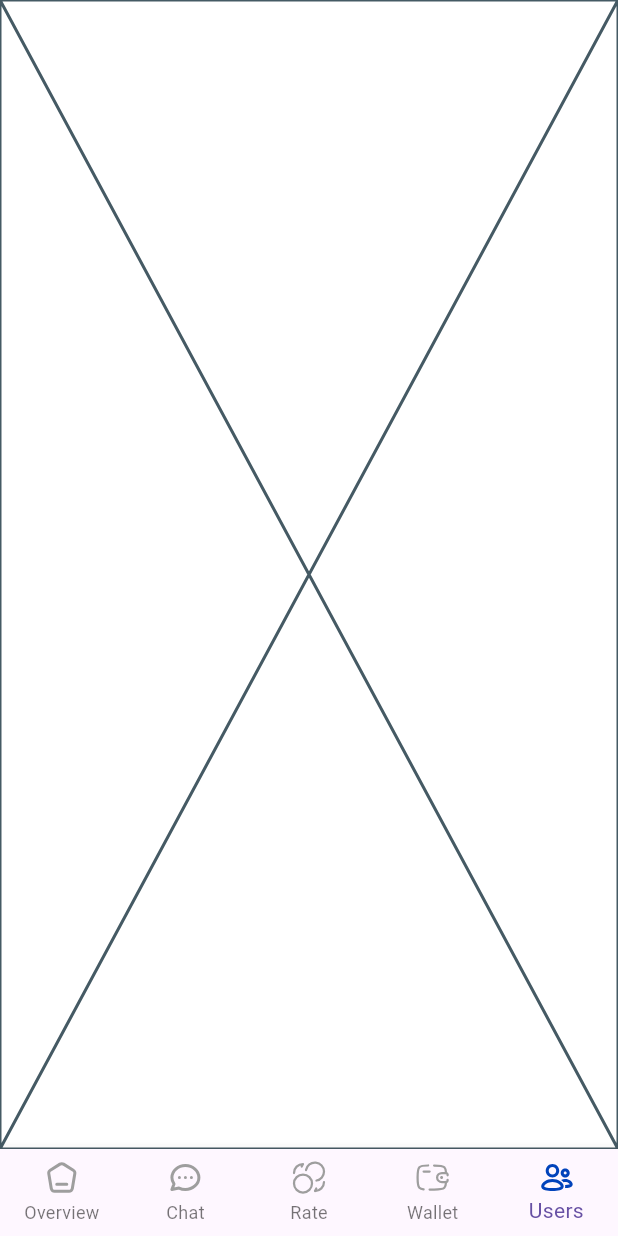
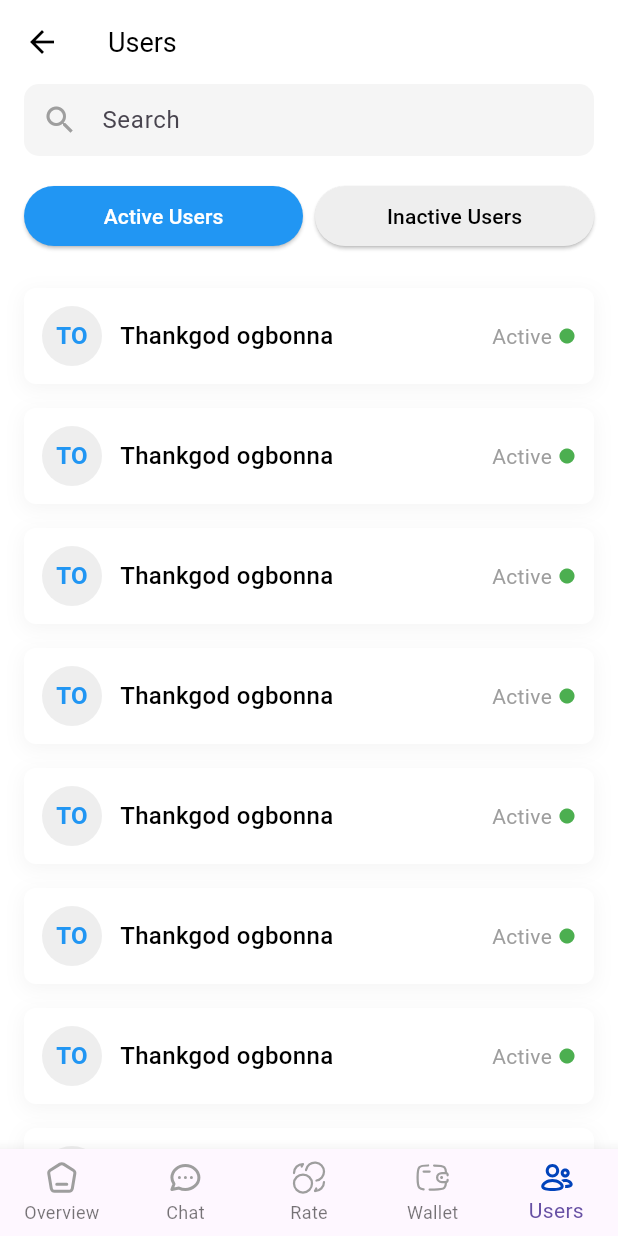
Before and after one commit to DevSam-rgb/crypto_admin, a Flutter app: the Home screen opened directly, item 5 of the bottom bar chosen, on a phone screen of 412 x 824 dp. Run offline on Flutter 3.47's test engine with Material 3 defaults, Android fonts, the phone set to English and light mode, and no system bars; our stand-ins replace flutter_svg, google_fonts.

Commit message:
monday night commit

```diff
--- a/lib/app_icons/custom_icons.dart
+++ b/lib/app_icons/custom_icons.dart
@@ -8,4 +8,12 @@ class CustomIcons{
   static const String wallet = "assets/icons/wallet.svg";
   static const String notification = "assets/icons/notifications.svg";
   static const String search = "assets/icons/search.svg";
+  static const String activeusers = "assets/icons/active_users.svg";
+  static const String crypto = "assets/icons/crypto.svg";
+  static const String giftcard = "assets/icons/giftcard.svg";
+  static const String giftcards = "assets/icons/giftcards.svg";
+  static const String newsignup = "assets/icons/new_signup.svg";
+  static const String referrals = "assets/icons/referrals.svg";
+  static const String totalmoney = "assets/icons/total_money.svg";
+  static const String withdrawal = "assets/icons/withrawal.svg";
 }
--- a/lib/screens/overview_screen.dart
+++ b/lib/screens/overview_screen.dart
@@ -43,7 +43,7 @@ class _OverviewScreenState extends State<OverviewScreen> {
                       title: 'Total Money',
                       value: '₦500,000',
                       change: '+800',
-                      iconPath: 'assets/pngs/total_money.png',
+                      iconPath: 'assets/icons/total_money.svg',
                     ),
                   ),
                   SizedBox(width: 5), // Add space between the widgets
@@ -52,7 +52,7 @@ class _OverviewScreenState extends State<OverviewScreen> {
                       title: 'Total User',
                       value: '₦500,000',
                       change: '+400',
-                      iconPath: 'assets/pngs/total_users.png',
+                      iconPath: 'assets/icons/users.svg',
                     ),
                   ),
                 ],
@@ -65,7 +65,7 @@ class _OverviewScreenState extends State<OverviewScreen> {
                       title: 'Active Users',
                       value: '300',
                       change: '+50',
-                      iconPath: 'assets/pngs/active_users.png',
+                      iconPath: 'assets/icons/active_users.svg',
                     ),
                   ),
                   SizedBox(width: 5),
@@ -74,7 +74,7 @@ class _OverviewScreenState extends State<OverviewScreen> {
                       title: 'New SignUp',
                       value: '₦500,000',
                       change: '+40',
-                      iconPath: 'assets/pngs/new_signup.png',
+                      iconPath: 'assets/icons/new_sgnup.svg',
                     ),
                   ),
                 ],
@@ -87,7 +87,7 @@ class _OverviewScreenState extends State<OverviewScreen> {
                       title: 'Pending Trade',
                       value: '100',
                       change: '+50',
-                      iconPath: 'assets/pngs/pending_trade.png',
+                      iconPath: 'assets/icons/crpto.svg',
                     ),
                   ),
                   SizedBox(width: 5),
@@ -96,7 +96,7 @@ class _OverviewScreenState extends State<OverviewScreen> {
                       title: 'Total Referrals',
                       value: '₦500,000',
                       change: '+80',
-                      iconPath: 'assets/pngs/total_referrals.png',
+                      iconPath: 'assets/icons/referrals.svg',
                     ),
                   ),
                 ],
--- a/lib/screens/users_screen.dart
+++ b/lib/screens/users_screen.dart
@@ -1,15 +1,188 @@
 import 'package:flutter/material.dart';
 
-class UsersScreen extends StatefulWidget {
+class UsersScreen extends StatelessWidget {
   const UsersScreen({super.key});
 
   @override
-  State<UsersScreen> createState() => _UsersScreenState();
+  Widget build(BuildContext context) {
+    return Scaffold(
+      appBar: AppBar(
+        leading: const BackButton(color: Colors.black), // Back icon
+        title: const Text(
+          'Users',
+          style: TextStyle(color: Colors.black, fontSize: 18),
+        ),
+        backgroundColor: Colors.transparent,
+        elevation: 0,
+      ),
+      body: Column(
+        crossAxisAlignment: CrossAxisAlignment.start,
+        children: [
+          const Padding(
+            padding: EdgeInsets.symmetric(horizontal: 16.0),
+            child: SearchBar(), // Custom Search Bar widget
+          ),
+          const SizedBox(height: 16),
+          Padding(
+            padding: const EdgeInsets.symmetric(horizontal: 16.0),
+            child: Row(
+              children: [
+                // Active Users Button
+                Expanded(
+                  child: ElevatedButton(
+                    onPressed: () {},
+                    style: ElevatedButton.styleFrom(
+                      backgroundColor: Colors.blue,
+                      shape: RoundedRectangleBorder(
+                        borderRadius: BorderRadius.circular(20),
+                      ),
+                    ),
+                    child: const Text(
+                      'Active Users',
+                      style: TextStyle(color: Colors.white),
+                    ),
+                  ),
+                ),
+                const SizedBox(width: 8),
+                // Inactive Users Button
+                Expanded(
+                  child: ElevatedButton(
+                    onPressed: () {},
+                    style: ElevatedButton.styleFrom(
+                      backgroundColor: Colors.grey[200],
+                      shape: RoundedRectangleBorder(
+                        borderRadius: BorderRadius.circular(20),
+                      ),
+                    ),
+                    child: const Text(
+                      'Inactive Users',
+                      style: TextStyle(color: Colors.black),
+                    ),
+                  ),
+                ),
+              ],
+            ),
+          ),
+          const SizedBox(height: 16),
+          // User List
+          Expanded(
+            child: ListView.builder(
+              itemCount: 10,
+              itemBuilder: (context, index) {
+                return const Padding(
+                  padding: EdgeInsets.symmetric(horizontal: 16.0, vertical: 8.0),
+                  child: UserTile(
+                    initials: "TO",
+                    name: "Thankgod ogbonna",
+                    status: "Active",
+                  ),
+                );
+              },
+            ),
+          ),
+        ],
+      ),
+    );
+  }
 }
 
-class _UsersScreenState extends State<UsersScreen> {
+// Custom Widget for User Item
+class UserTile extends StatelessWidget {
+  final String initials;
+  final String name;
+  final String status;
+
+  const UserTile({
+    super.key,
+    required this.initials,
+    required this.name,
+    required this.status,
+  });
+
   @override
   Widget build(BuildContext context) {
-    return const Placeholder();
+    return Container(
+      padding: const EdgeInsets.all(12.0),
+      decoration: BoxDecoration(
+        color: Colors.white,
+        borderRadius: BorderRadius.circular(8.0),
+        boxShadow: [
+          BoxShadow(
+            color: Colors.grey.withOpacity(0.1),
+            blurRadius: 10,
+            spreadRadius: 1,
+            offset: const Offset(0, 3),
+          ),
+        ],
+      ),
+      child: Row(
+        children: [
+          // Circle Avatar
+          CircleAvatar(
+            backgroundColor: Colors.grey[200],
+            radius: 20,
+            child: Text(
+              initials,
+              style: const TextStyle(
+                color: Colors.blue,
+                fontWeight: FontWeight.bold,
+              ),
+            ),
+          ),
+          const SizedBox(width: 12),
+          // Name and Status
+          Expanded(
+            child: Text(
+              name,
+              style: const TextStyle(
+                fontSize: 16,
+                fontWeight: FontWeight.w500,
+                color: Colors.black,
+              ),
+            ),
+          ),
+          // Status and Indicator
+          Row(
+            children: [
+              Text(
+                status,
+                style: const TextStyle(
+                  fontSize: 14,
+                  color: Colors.grey,
+                ),
+              ),
+              const SizedBox(width: 4),
+              const Icon(
+                Icons.circle,
+                color: Colors.green,
+                size: 12,
+              ),
+            ],
+          ),
+        ],
+      ),
+    );
   }
 }
+
+// Custom SearchBar Widget
+class SearchBar extends StatelessWidget {
+  const SearchBar({super.key});
+
+  @override
+  Widget build(BuildContext context) {
+    return TextField(
+      decoration: InputDecoration(
+        filled: true,
+        fillColor: const Color(0xFFF5F5F5),
+        hintText: 'Search',
+        prefixIcon: const Icon(Icons.search, color: Colors.grey),
+        border: OutlineInputBorder(
+          borderRadius: BorderRadius.circular(10.0),
+          borderSide: BorderSide.none,
+        ),
+        contentPadding: const EdgeInsets.symmetric(vertical: 12),
+      ),
+    );
+  }
+}
--- a/lib/widgets/app_drawer.dart
+++ b/lib/widgets/app_drawer.dart
@@ -49,14 +49,14 @@ class AppDrawer extends StatelessWidget {
               const SizedBox(
                 height: 20,
               ),
-              const DrawerTile(icon: '',title: 'Total Money',),
+              const DrawerTile(icon: 'assets/icons/total_money.svg',title: 'Total Money',),
               const DrawerTile(icon: 'assets/icons/users.svg',title: 'Users',),
               const DrawerTile(icon: 'assets/icons/wallet.svg',title: 'Wallet Addresses',),
-              const DrawerTile(icon: '',title: 'Withdrawal',),
-              const DrawerTile(icon: '',title: 'Pending Trade',subTitle: 'Crypto',),
-              const DrawerTile(icon: '',title: 'Pending Trade',subTitle: 'Giftcard',),
-              const DrawerTile(icon: '',title: 'Referral',),
-              const DrawerTile(icon: '',title: 'Gift Card',),
+              const DrawerTile(icon: 'assets/icons/withrawal.svg',title: 'Withdrawal',),
+              const DrawerTile(icon: 'assets/icons/crpto.svg',title: 'Pending Trade',subTitle: 'Crypto',),
+              const DrawerTile(icon: 'assets/icons/giftcard.svg',title: 'Pending Trade',subTitle: 'Giftcard',),
+              const DrawerTile(icon: 'assets/icons/referrals.svg',title: 'Referral',),
+              const DrawerTile(icon: 'assets/icons/giftcards.svg',title: 'Gift Cards',),
             ],
           ),
         ),
--- a/lib/widgets/dashboard_card.dart
+++ b/lib/widgets/dashboard_card.dart
@@ -1,5 +1,8 @@
 import 'package:flutter/material.dart';
+import 'package:flutter_svg/svg.dart';
 import 'package:google_fonts/google_fonts.dart';
+
+import '../app_icons/custom_icons.dart';
 
 class DashboardCard extends StatelessWidget {
   final String iconPath;
@@ -30,9 +33,12 @@ class DashboardCard extends StatelessWidget {
             crossAxisAlignment: CrossAxisAlignment.start,
             children: [
               CircleAvatar(
-                backgroundImage: AssetImage(iconPath),
-                backgroundColor: Colors.white, // Use AssetImage here
-                radius: 20, // Adjust radius as needed
+                backgroundColor: Colors.white, // Set the desired background color
+                radius: 20, // Adjust the radius as needed
+                child: SvgPicture.asset(
+                  iconPath,
+                  color: Color.fromARGB(255, 1, 67, 187),// Use the icon parameter for the SVG asset path.
+                ),
               ),
               const Spacer(),
               Text(value,
```
Also changed, not shown: assets/icons/active_users.svg (added), assets/icons/crpto.svg (added), assets/icons/giftcard.svg (added), assets/icons/giftcards.svg (added), assets/icons/new_sgnup.svg (added), assets/icons/referrals.svg (added), assets/icons/total_money.svg (added), assets/icons/withrawal.svg (added), 1 other file.
